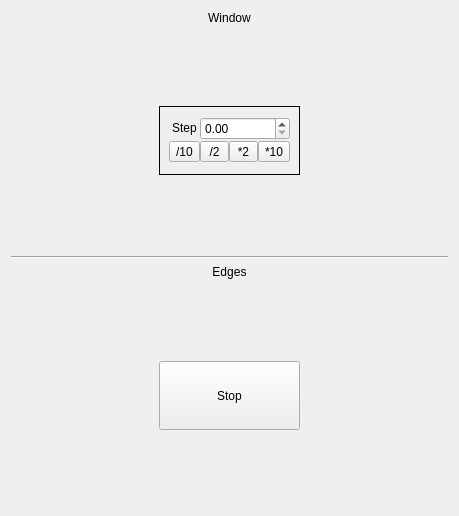
Old version of the form share/imblSlits/slits.ui in the repository AustralianSynchrotron/imblSlits.
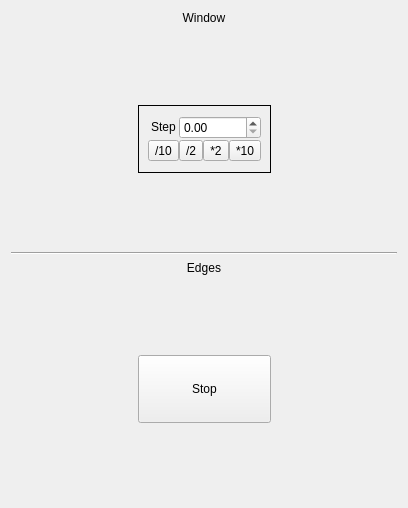
New version of the form. Icons and pictures are not drawn. Custom widgets are drawn as their Qt base class.

Commit message: deleted:    share/imblSlits/imblSlits.qrc 	modified:   share/imblSlits/imblSlitsMainWindow.ui 	modified:   share/imblSlits/slits.ui

```diff
--- a/share/imblSlits/slits.ui
+++ b/share/imblSlits/slits.ui
@@ -6,8 +6,8 @@
    <rect>
     <x>0</x>
     <y>0</y>
-    <width>459</width>
-    <height>516</height>
+    <width>408</width>
+    <height>508</height>
    </rect>
   </property>
   <property name="windowTitle">
```
The commit also changes 2 other files.
